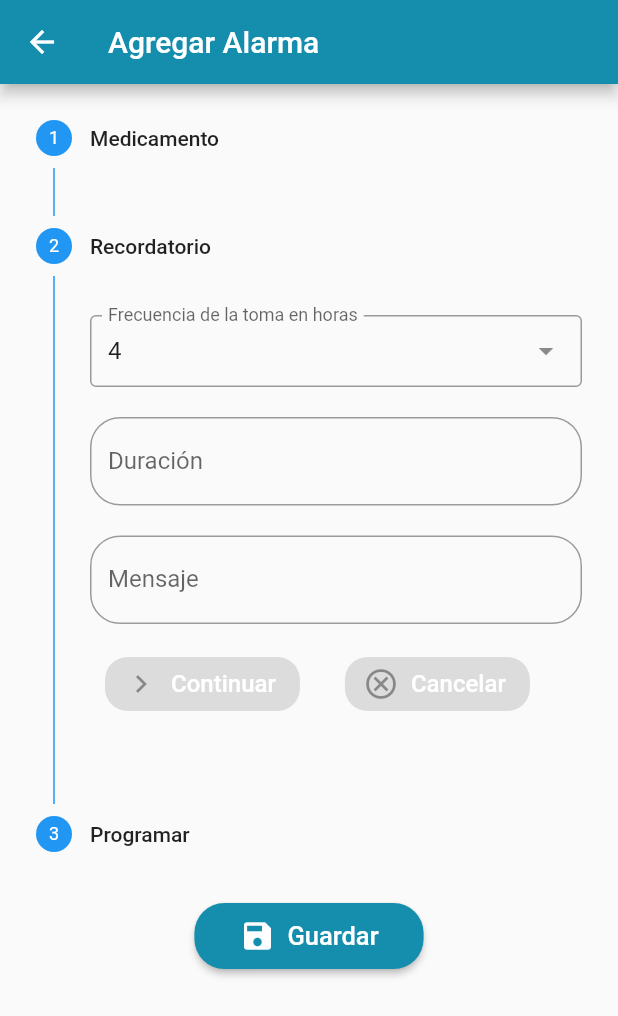
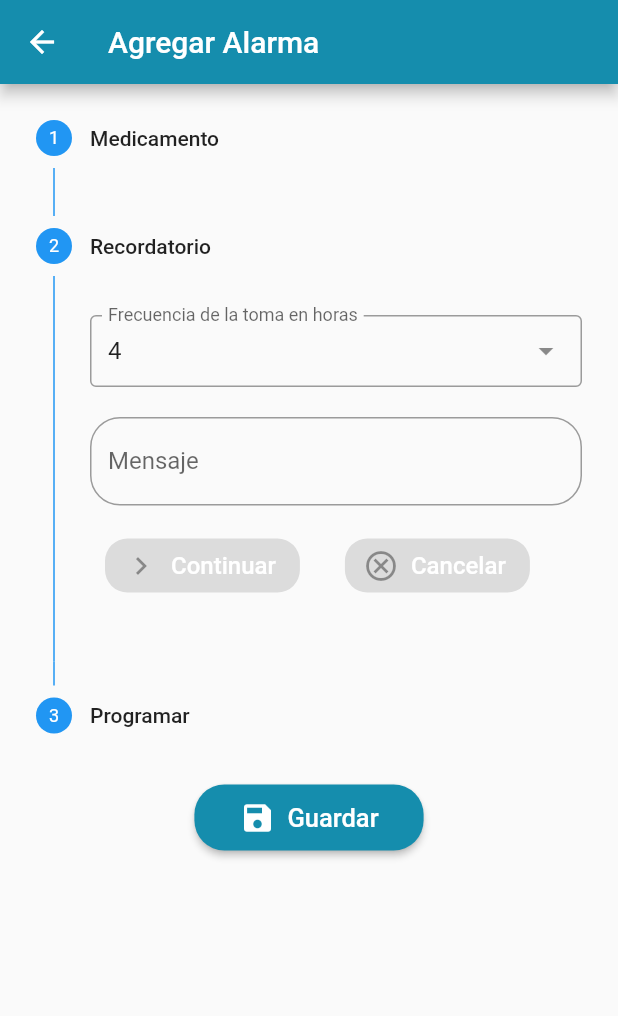
Before and after one commit to LuisB1717/MedisaveAPP, a Flutter app: the Addalarma screen opened directly, after a tap on an icon or button, on a phone screen of 412 x 824 dp. Shown: the top 1016 px of the screen. Run offline on Flutter 3.47's test engine with Material 2 defaults, Android fonts, the phone set to English and light mode, and no system bars; drawn by our look-alikes of dropdown_search; our stand-ins replace cloud_firestore, firebase_auth, firebase_core, flutter_linkify, flutter_local_notifications, font_awesome_flutter and 2 more; missing offline and left inert: android_alarm_manager; accounts and stored records are empty.

Commit message:
Eliminación de la duración

```diff
--- a/medisave/lib/models/alarma.dart
+++ b/medisave/lib/models/alarma.dart
@@ -9,24 +9,13 @@
   String _tipo;
   int _cantidad;
   int _frecuencia;
-  int _duracion;
   String _mensaje;
   DateTime _fecha;
   DateTime _hora;
   bool _estado;
 
-  Alarma(
-      this._id,
-      this._ida,
-      this._nombreA,
-      this._tipo,
-      this._cantidad,
-      this._frecuencia,
-      this._duracion,
-      this._mensaje,
-      this._estado,
-      this._fecha,
-      this._hora);
+  Alarma(this._id, this._ida, this._nombreA, this._tipo, this._cantidad,
+      this._frecuencia, this._mensaje, this._estado, this._fecha, this._hora);
 
   factory Alarma.fromJson(Map<String, dynamic> json, String id) {
     return Alarma(
@@ -36,7 +25,6 @@
         json['tipo'],
         json['cantidad'],
         json['frecuencia'],
-        json['duracion'],
         json['mensaje'],
         json['estado'],
         DateTime.fromMicrosecondsSinceEpoch(
@@ -52,7 +40,6 @@
       'tipo': _tipo,
       'cantidad': _cantidad,
       'frecuencia': _frecuencia,
-      'duracion': _duracion,
       'mensaje': _mensaje,
       'estado': _estado = false,
       'fecha': Timestamp.fromDate(_fecha),
@@ -67,7 +54,6 @@
       'tipo': _tipo,
       'cantidad': _cantidad,
       'frecuencia': _frecuencia,
-      'duracion': _duracion,
       'mensaje': _mensaje,
     });
   }
@@ -78,7 +64,6 @@
   String get tipo => _tipo;
   int get cantidad => _cantidad;
   int get frecuencia => _frecuencia;
-  int get duracion => _duracion;
   String get mensaje => _mensaje;
   bool get estado => _estado;
   DateTime get fecha => _fecha;
--- a/medisave/lib/pages/strepAdd.dart
+++ b/medisave/lib/pages/strepAdd.dart
@@ -94,18 +94,6 @@
                     intervalo = newValue;
                   });
                 },
-              ),
-
-              //IntervaloHoras(),
-              SizedBox(height: 20),
-              TextFormField(
-                controller: duracion,
-                keyboardType: TextInputType.number,
-                decoration: InputDecoration(
-                  labelText: 'Duración',
-                  border: OutlineInputBorder(
-                      borderRadius: BorderRadius.circular(20)),
-                ),
               ),
               SizedBox(height: 20),
               TextFormField(
@@ -288,7 +276,6 @@
                     medicamentoSeleccionado,
                     int.parse(cantidad.text),
                     int.parse(intervalo),
-                    int.parse(duracion.text),
                     mensaje.text,
                     true,
                     DateTime.parse(fecha.text),
```
